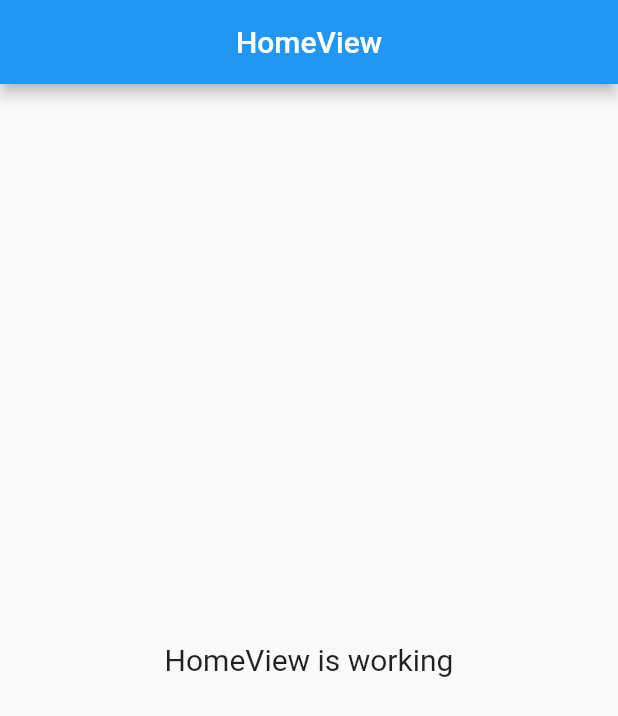
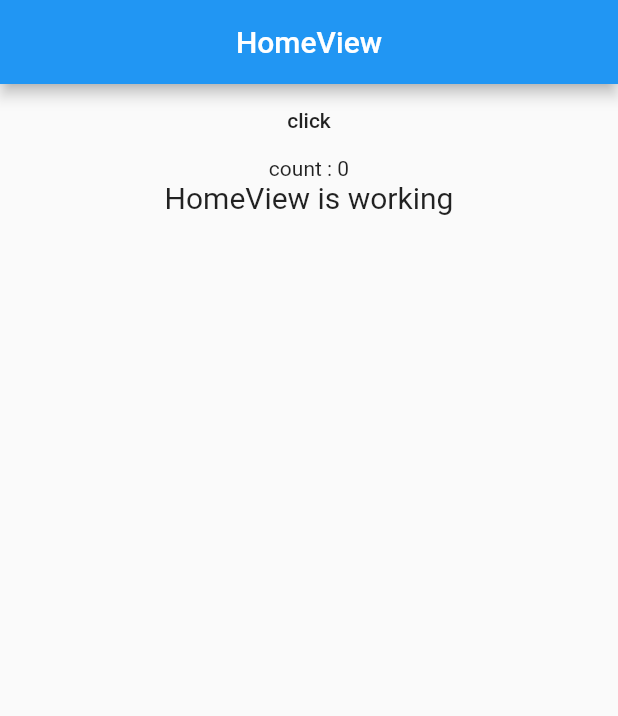
Before and after one commit to UniD-Hackathon-Team1/flutter, a Flutter app: the screen it shows after launch, on a phone screen of 412 x 824 dp. Shown: the top 716 px of the screen. Run offline on Flutter 3.47's test engine with Material 2 defaults, Android fonts, the phone set to English and light mode, and no system bars; our stand-ins replace get.

Commit message:
add example controller

```diff
--- a/lib/app/modules/home/bindings/home_binding.dart
+++ b/lib/app/modules/home/bindings/home_binding.dart
@@ -1,12 +1,13 @@
 import 'package:get/get.dart';
+import 'package:unid2022/app/data/providers/user_provider.dart';
 
+import '../../../data/repositories/home_repository.dart';
 import '../controllers/home_controller.dart';
 
 class HomeBinding extends Bindings {
   @override
   void dependencies() {
     Get.lazyPut<HomeController>(
-      () => HomeController(),
-    );
+          () => HomeController(repository: HomeRepository(userProvider: UserProvider())),    );
   }
 }
--- a/lib/app/modules/home/controllers/home_controller.dart
+++ b/lib/app/modules/home/controllers/home_controller.dart
@@ -1,12 +1,22 @@
 import 'package:get/get.dart';
+import 'package:unid2022/app/data/models/user_model.dart';
+import 'package:unid2022/app/data/repositories/home_repository.dart';
 
 class HomeController extends GetxController {
   //TODO: Implement HomeController
 
+  final HomeRepository repository;
+  late User? user;
   final count = 0.obs;
+
+  HomeController({required this.repository})
+      : assert(repository != null);
   @override
-  void onInit() {
+  void onInit() async{
     super.onInit();
+    user = await repository.getUser();
+    print(user!.id);
+    print(user!.password);
   }
 
   @override
--- a/lib/app/modules/home/views/home_view.dart
+++ b/lib/app/modules/home/views/home_view.dart
@@ -13,9 +13,19 @@ class HomeView extends GetView<HomeController> {
         centerTitle: true,
       ),
       body: Center(
-        child: Text(
-          'HomeView is working',
-          style: TextStyle(fontSize: 20),
+        child: Column(
+          children: [
+            MaterialButton(onPressed: controller.increment,child: Text('click'),),
+            GetBuilder<HomeController>(
+              builder: (_) {
+                return Text('count : ${_.count}');
+              },
+            ),
+            Text(
+              'HomeView is working',
+              style: TextStyle(fontSize: 20),
+            ),
+          ],
         ),
       ),
     );
```
